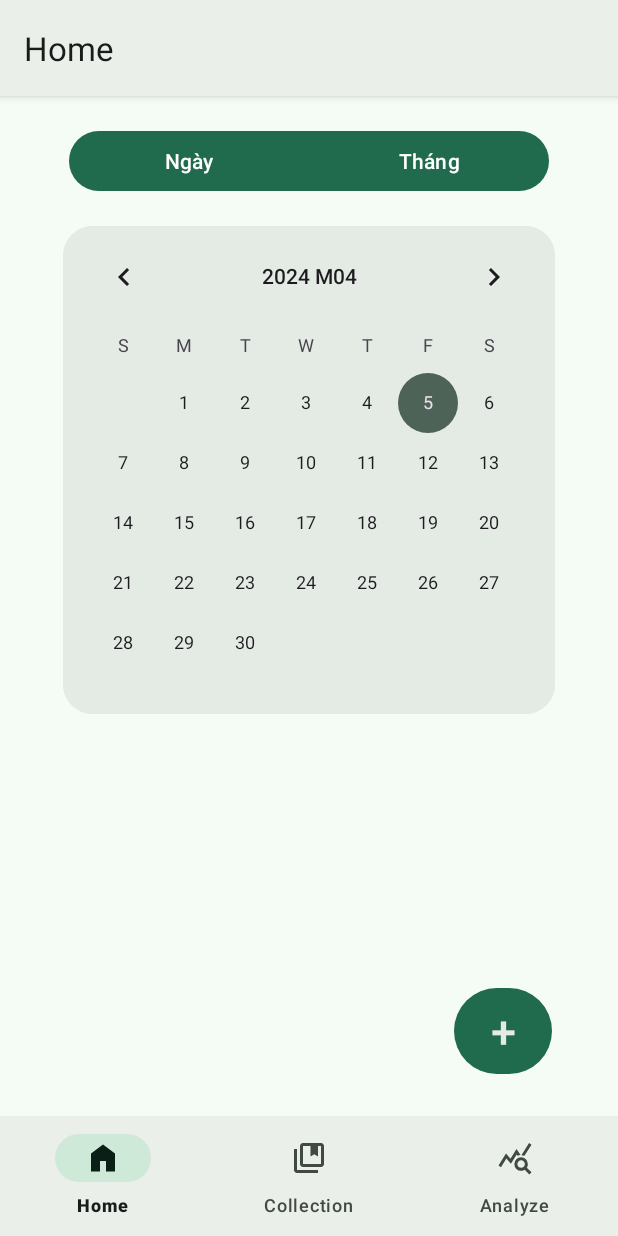
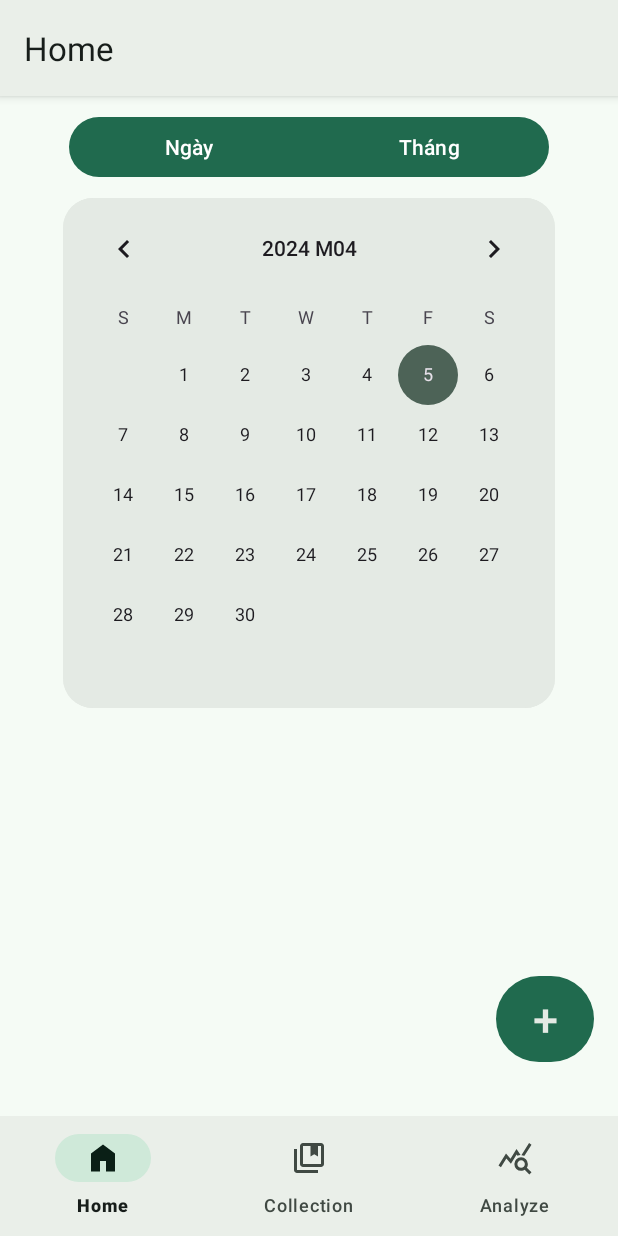
Before and after one commit to hatezero014/DA_DiaryApp, an Android app: the screen it shows after launch (MainActivity), on a phone screen of 412 x 824 dp. Run offline under Robolectric (Android 15) with nearby library versions, the phone set to English and light mode, and no system bars; our stand-ins replace navigation-ui.

Commit message:
update home

```diff
--- a/app/src/main/res/layout/activity_main.xml
+++ b/app/src/main/res/layout/activity_main.xml
@@ -1,6 +1,7 @@
 <?xml version="1.0" encoding="utf-8"?>
 <androidx.constraintlayout.widget.ConstraintLayout xmlns:android="http://schemas.android.com/apk/res/android"
     xmlns:app="http://schemas.android.com/apk/res-auto"
+    xmlns:tools="http://schemas.android.com/tools"
     android:id="@+id/container"
     android:layout_width="match_parent"
     android:layout_height="match_parent"
@@ -21,9 +22,9 @@
         android:id="@+id/nav_host_fragment_activity_main"
         android:name="androidx.navigation.fragment.NavHostFragment"
         android:layout_width="match_parent"
-        android:layout_height="match_parent"
+        android:layout_height="0dp"
         app:defaultNavHost="true"
-        app:layout_constraintBottom_toTopOf="@id/nav_view"
+        app:layout_constraintBottom_toTopOf="@+id/nav_view"
         app:layout_constraintLeft_toLeftOf="parent"
         app:layout_constraintRight_toRightOf="parent"
         app:layout_constraintTop_toTopOf="parent"
--- a/app/src/main/res/layout/fragment_home.xml
+++ b/app/src/main/res/layout/fragment_home.xml
@@ -34,7 +34,7 @@
     <CalendarView
         android:id="@+id/calendarView"
         android:layout_width="328dp"
-        android:layout_height="325dp"
+        android:layout_height="340dp"
         android:background="@drawable/ic_rounded_calendar"
         app:layout_constraintBottom_toBottomOf="parent"
         app:layout_constraintEnd_toEndOf="parent"
@@ -46,12 +46,11 @@
         android:id="@+id/ButtonAddDiary"
         android:layout_width="65dp"
         android:layout_height="65dp"
-        android:layout_marginEnd="44dp"
-        android:layout_marginBottom="104dp"
+        android:layout_marginEnd="16dp"
+        android:layout_marginBottom="32dp"
         android:text="+"
+        android:textColor="#E4EAE4"
         android:textSize="30dp"
-        android:textColor="#E4EAE4"
-
         app:layout_constraintBottom_toBottomOf="parent"
         app:layout_constraintEnd_toEndOf="parent" />
 
```
